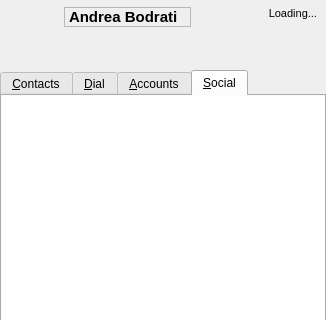
AlekSi/Jabbin, file src/tools/yastuff/yamainwindow.ui: the form before one commit; both pictures show x 0 to 326 and y 0 to 320 of the 326 by 639 pixel window.
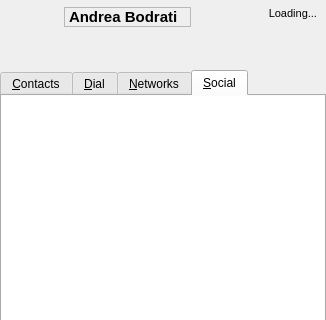
The form after the commit. Icons and pictures are not drawn. Custom widgets are drawn as their Qt base class.

The edit to the form file:
```diff
--- a/src/tools/yastuff/yamainwindow.ui
+++ b/src/tools/yastuff/yamainwindow.ui
@@ -459,7 +459,7 @@
            <disabledoff>:/customwidgets/generic/data/blank.png</disabledoff>:/iconsets/roster/roster-tabs/services.png</iconset>
          </attribute>
          <attribute name="title">
-          <string>&amp;Accounts</string>
+          <string>&amp;Networks</string>
          </attribute>
          <widget class="ServicesPanel" name="servicesPanel" native="true">
           <property name="geometry">
```
